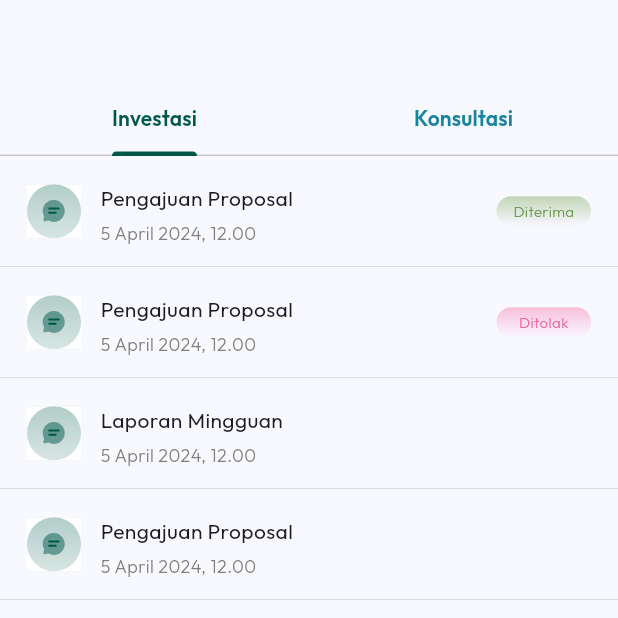
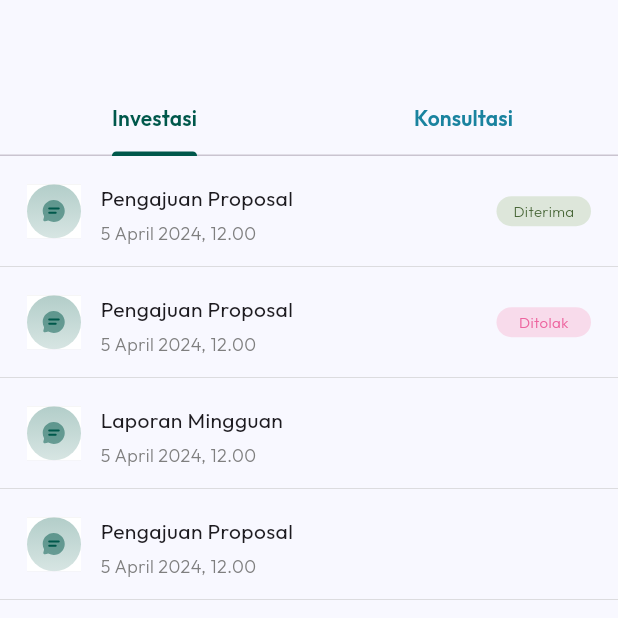
Before and after one commit to raihansyahrin/team_5_motionhack, a Flutter app: the HistoryPage screen opened directly, on a phone screen of 412 x 824 dp, the top half of it. Run offline on Flutter 3.47's test engine with Material 3 defaults, Android fonts, the phone set to English and light mode, and no system bars; our stand-ins replace flutter_svg, get, google_fonts, shared_preferences; accounts and stored records are empty.

Commit message:
refactor: prettify code, change background color for status message

```diff
--- a/lib/ui/widgets/banner_history.dart
+++ b/lib/ui/widgets/banner_history.dart
@@ -1,5 +1,6 @@
 import 'package:flutter/material.dart';
 import 'package:flutter_svg/svg.dart';
+import 'package:team_5_motionhack/common/theme/font.dart';
 
 class BannerHistory extends StatefulWidget {
   final String nama;
@@ -7,7 +8,8 @@ class BannerHistory extends StatefulWidget {
   final String pic;
   final bool pengajuan;
   final bool terima;
-  const BannerHistory({super.key,
+  const BannerHistory({
+    super.key,
     required this.nama,
     required this.posisi,
     required this.pic,
@@ -20,99 +22,94 @@ class BannerHistory extends StatefulWidget {
 }
 
 class _BannerHistoryState extends State<BannerHistory> {
-
   @override
   Widget build(BuildContext context) {
     return Container(
-      height: 74, width: double.infinity,
+      height: 74,
+      width: double.infinity,
+      decoration: const BoxDecoration(
+          border: Border(
+              bottom: BorderSide(
+            width: 0.4,
+            color: Color(0xFFC9C9C9),
+          )),
+          color: Color(0x00f8f8ff)),
       child: Padding(
-        padding: EdgeInsets.symmetric(
+        padding: const EdgeInsets.symmetric(
           horizontal: 18,
           vertical: 13,
         ),
         child: Row(
           mainAxisAlignment: MainAxisAlignment.start,
           children: [
-            CircleAvatar(radius: 18, child: SvgPicture.asset(widget.pic),),
+            CircleAvatar(
+              radius: 18,
+              child: SvgPicture.asset(widget.pic),
+            ),
             Expanded(
                 child: Column(
               mainAxisAlignment: MainAxisAlignment.start,
               crossAxisAlignment: CrossAxisAlignment.start,
               children: [
                 Padding(
-                        padding: EdgeInsets.symmetric(horizontal: 13,),
+                  padding: const EdgeInsets.symmetric(
+                    horizontal: 13,
+                  ),
                   child: Column(
                     crossAxisAlignment: CrossAxisAlignment.start,
                     children: [
-                            SizedBox(height: 5,),
+                      const SizedBox(
+                        height: 5,
+                      ),
                       Text(
                         widget.nama,
-                              style: TextStyle(
+                        style: const TextStyle(
                           fontSize: 14,
                           fontFamily: 'Outfit',
                           fontWeight: FontWeight.w400,
                         ),
                       ),
-                            const SizedBox(height: 5,),
+                      const SizedBox(
+                        height: 5,
+                      ),
                       Text(
                         widget.posisi,
-                              style: TextStyle(
-                                fontSize: 12,
-                                fontFamily: 'Outfit',
-                                fontWeight: FontWeight.w300,
-                                color: Color(0xFF7F7F7F),
+                        style: lightText12.copyWith(
+                          color: const Color(0xFF7F7F7F),
                         ),
                       ),
                     ],
-                        )
+                  ),
                 )
               ],
-                )
-            ),
-            widget.pengajuan ?
-            widget.terima ?
-            Container(
+            )),
+            widget.pengajuan
+                ? widget.terima
+                    ? Container(
                         width: 63,
                         height: 20,
                         decoration: BoxDecoration(
                             borderRadius: BorderRadius.circular(100),
-                gradient: LinearGradient(
-                  begin: Alignment.topCenter,
-                  end: Alignment.bottomCenter,
-                  colors: [
-                    Color(0xFFC2D5B6),
-                    Color.fromRGBO(194, 213, 182, 0.00),
-                  ],
-                  stops: [-3, 2.975],
-                ),
-              ),
-              child: Center(
+                            color: const Color(0xFFC2D5B6).withOpacity(0.5)),
+                        child: const Center(
                           child: Text(
                             'Diterima',
                             style: TextStyle(
                               fontSize: 10,
                               fontFamily: 'Outfit',
                               fontWeight: FontWeight.w300,
-                  color: Color(0xFF6A994E),
+                              color: Color.fromARGB(255, 72, 102, 55),
                             ),
                           ),
-              )
-            ) : Container(
+                        ))
+                    : Container(
                         width: 63,
                         height: 20,
                         decoration: BoxDecoration(
                           borderRadius: BorderRadius.circular(100),
-                  gradient: LinearGradient(
-                    begin: Alignment.topCenter,
-                    end: Alignment.bottomCenter,
-                    colors: [
-                      Color(0xFFF8BFD7),
-                      Color.fromRGBO(248, 191, 215, 0.00),
-                    ],
-                    stops: [-2, 2.975]
+                          color: const Color(0xFFF8BFD7).withOpacity(0.5),
                         ),
-                ),
-                child: Center(
+                        child: const Center(
                           child: Text(
                             'Ditolak',
                             style: TextStyle(
@@ -122,20 +119,10 @@ class _BannerHistoryState extends State<BannerHistory> {
                               color: Color(0xFFED639E),
                             ),
                           ),
-                )
-            ) :
-                Container()
+                        ))
+                : Container()
           ],
         ),
-      ),
-      decoration: BoxDecoration(
-          border: Border(
-              bottom: BorderSide(
-                width: 0.4,
-                color: Color(0xFFC9C9C9),
-              )
-          ),
-          color: Color(0xF8F8FF)
       ),
     );
   }
```
Lines whose indentation alone changed are shown as unchanged.
